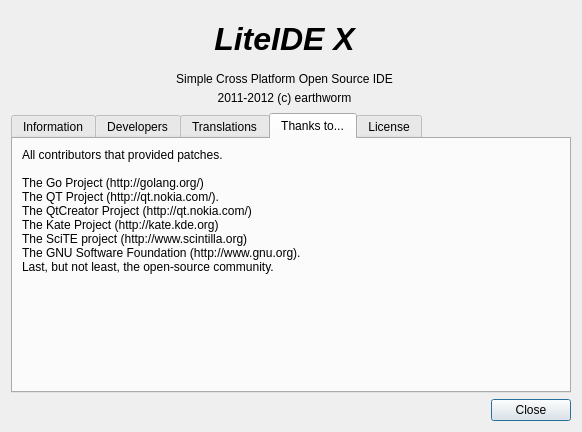
The window that liteidex/src/liteapp/aboutdialog.ui (seanxyh/liteide) describes before a commit, drawn with Qt 5.
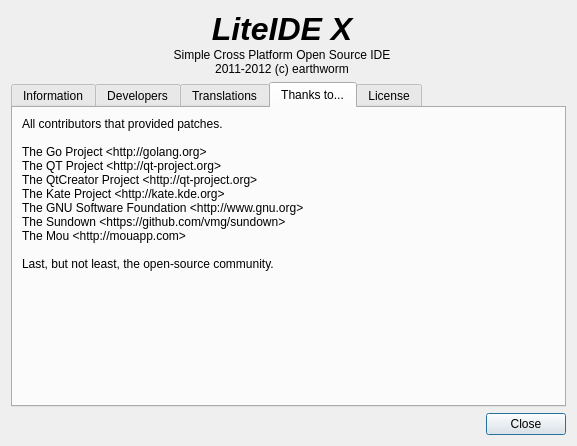
The same window after the commit. The open tabs and pages were chosen to show the change. Icons and pictures are not drawn.

Commit message: have the authority css from mou (http://mouapp.com)

The edit to the form file:
```diff
--- a/liteidex/src/liteapp/aboutdialog.ui
+++ b/liteidex/src/liteapp/aboutdialog.ui
@@ -6,8 +6,8 @@
    <rect>
     <x>0</x>
     <y>0</y>
-    <width>582</width>
-    <height>432</height>
+    <width>577</width>
+    <height>423</height>
    </rect>
   </property>
   <property name="sizePolicy">
@@ -19,7 +19,7 @@
   <property name="windowTitle">
    <string>About LiteIDE</string>
   </property>
-  <layout class="QVBoxLayout" name="verticalLayout_4" stretch="0,1,0">
+  <layout class="QVBoxLayout" name="verticalLayout_8">
    <item>
     <layout class="QHBoxLayout" name="horizontalLayout_2" stretch="0,1,0">
      <property name="spacing">
@@ -270,6 +270,22 @@
          </layout>
         </widget>
        </item>
+       <item>
+        <widget class="QGroupBox" name="groupBox_7">
+         <property name="title">
+          <string>Markdown:</string>
+         </property>
+         <layout class="QVBoxLayout" name="verticalLayout_4">
+          <item>
+           <widget class="QLabel" name="label_30">
+            <property name="text">
+             <string>&lt;html&gt;&lt;head/&gt;&lt;body&gt;&lt;p&gt;Markdown parser from sundown &amp;lt;https://github.com/vmg/sundown&amp;gt;&lt;/p&gt;&lt;p&gt;Markdown CSS files from Mou &amp;lt;http://mouapp.com&amp;gt;&lt;/p&gt;&lt;/body&gt;&lt;/html&gt;</string>
+            </property>
+           </widget>
+          </item>
+         </layout>
+        </widget>
+       </item>
        <item>
         <spacer name="verticalSpacer_2">
          <property name="orientation">
@@ -495,15 +511,21 @@
        <item>
         <widget class="QLabel" name="label_7">
          <property name="text">
-          <string>All contributors that provided patches.
-
-The Go Project (http://golang.org/)
-The QT Project (http://qt.nokia.com/).
-The QtCreator Project (http://qt.nokia.com/)
-The Kate Project (http://kate.kde.org)
-The SciTE project (http://www.scintilla.org)
-The GNU Software Foundation (http://www.gnu.org).
-Last, but not least, the open-source community.</string>
+          <string>&lt;!DOCTYPE HTML PUBLIC &quot;-//W3C//DTD HTML 4.0//EN&quot; &quot;http://www.w3.org/TR/REC-html40/strict.dtd&quot;&gt;
+&lt;html&gt;&lt;head&gt;&lt;meta name=&quot;qrichtext&quot; content=&quot;1&quot; /&gt;&lt;style type=&quot;text/css&quot;&gt;
+p, li { white-space: pre-wrap; }
+&lt;/style&gt;&lt;/head&gt;&lt;body style=&quot; font-family:'SimSun'; font-size:9pt; font-weight:400; font-style:normal;&quot;&gt;
+&lt;p style=&quot; margin-top:0px; margin-bottom:0px; margin-left:0px; margin-right:0px; -qt-block-indent:0; text-indent:0px;&quot;&gt;All contributors that provided patches.&lt;/p&gt;
+&lt;p style=&quot;-qt-paragraph-type:empty; margin-top:0px; margin-bottom:0px; margin-left:0px; margin-right:0px; -qt-block-indent:0; text-indent:0px;&quot;&gt;&lt;br /&gt;&lt;/p&gt;
+&lt;p style=&quot; margin-top:0px; margin-bottom:0px; margin-left:0px; margin-right:0px; -qt-block-indent:0; text-indent:0px;&quot;&gt;The Go Project &amp;lt;http://golang.org&amp;gt;&lt;/p&gt;
+&lt;p style=&quot; margin-top:0px; margin-bottom:0px; margin-left:0px; margin-right:0px; -qt-block-indent:0; text-indent:0px;&quot;&gt;The QT Project &amp;lt;http://qt-project.org&amp;gt;&lt;/p&gt;
+&lt;p style=&quot; margin-top:0px; margin-bottom:0px; margin-left:0px; margin-right:0px; -qt-block-indent:0; text-indent:0px;&quot;&gt;The QtCreator Project &amp;lt;http://qt-project.org&amp;gt;&lt;/p&gt;
+&lt;p style=&quot; margin-top:0px; margin-bottom:0px; margin-left:0px; margin-right:0px; -qt-block-indent:0; text-indent:0px;&quot;&gt;The Kate Project &amp;lt;http://kate.kde.org&amp;gt;&lt;/p&gt;
+&lt;p style=&quot; margin-top:0px; margin-bottom:0px; margin-left:0px; margin-right:0px; -qt-block-indent:0; text-indent:0px;&quot;&gt;The GNU Software Foundation &amp;lt;http://www.gnu.org&amp;gt;&lt;/p&gt;
+&lt;p style=&quot; margin-top:0px; margin-bottom:0px; margin-left:0px; margin-right:0px; -qt-block-indent:0; text-indent:0px;&quot;&gt;The Sundown &amp;lt;https://github.com/vmg/sundown&amp;gt;&lt;/p&gt;
+&lt;p style=&quot; margin-top:0px; margin-bottom:0px; margin-left:0px; margin-right:0px; -qt-block-indent:0; text-indent:0px;&quot;&gt;The Mou &amp;lt;http://mouapp.com&amp;gt;&lt;/p&gt;
+&lt;p style=&quot;-qt-paragraph-type:empty; margin-top:0px; margin-bottom:0px; margin-left:0px; margin-right:0px; -qt-block-indent:0; text-indent:0px;&quot;&gt;&lt;br /&gt;&lt;/p&gt;
+&lt;p style=&quot; margin-top:0px; margin-bottom:0px; margin-left:0px; margin-right:0px; -qt-block-indent:0; text-indent:0px;&quot;&gt;Last, but not least, the open-source community.&lt;/p&gt;&lt;/body&gt;&lt;/html&gt;</string>
          </property>
          <property name="alignment">
           <set>Qt::AlignLeading|Qt::AlignLeft|Qt::AlignTop</set>
```
Left out of the diff: 2 changed lines with no effect on the pictures.
